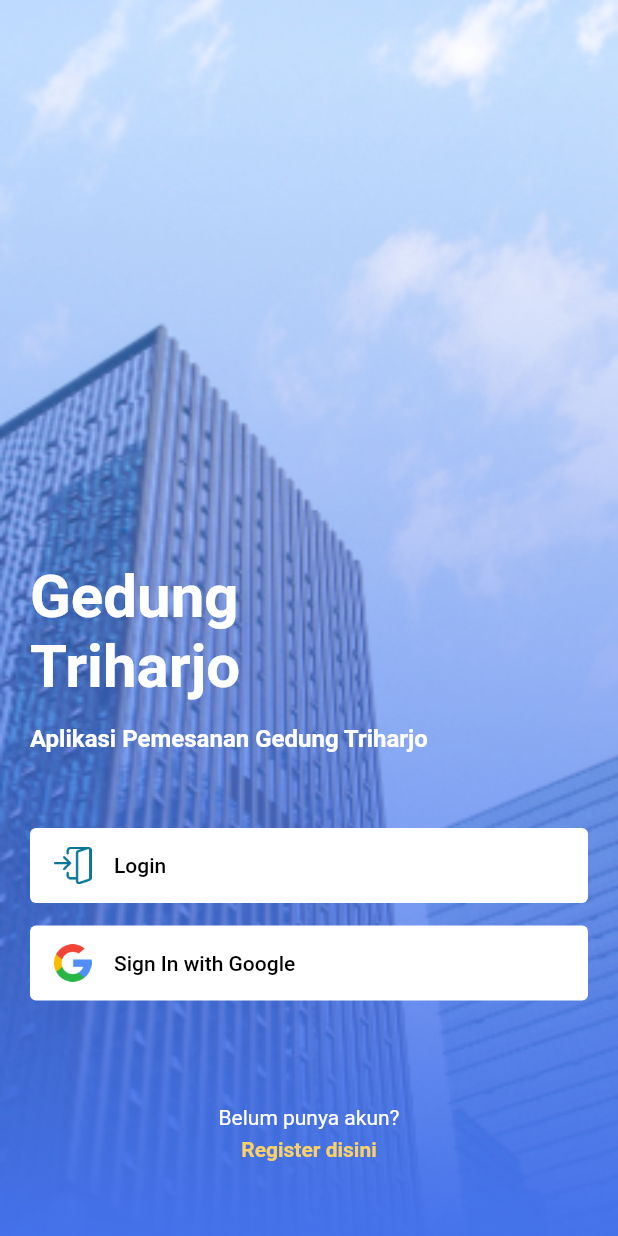
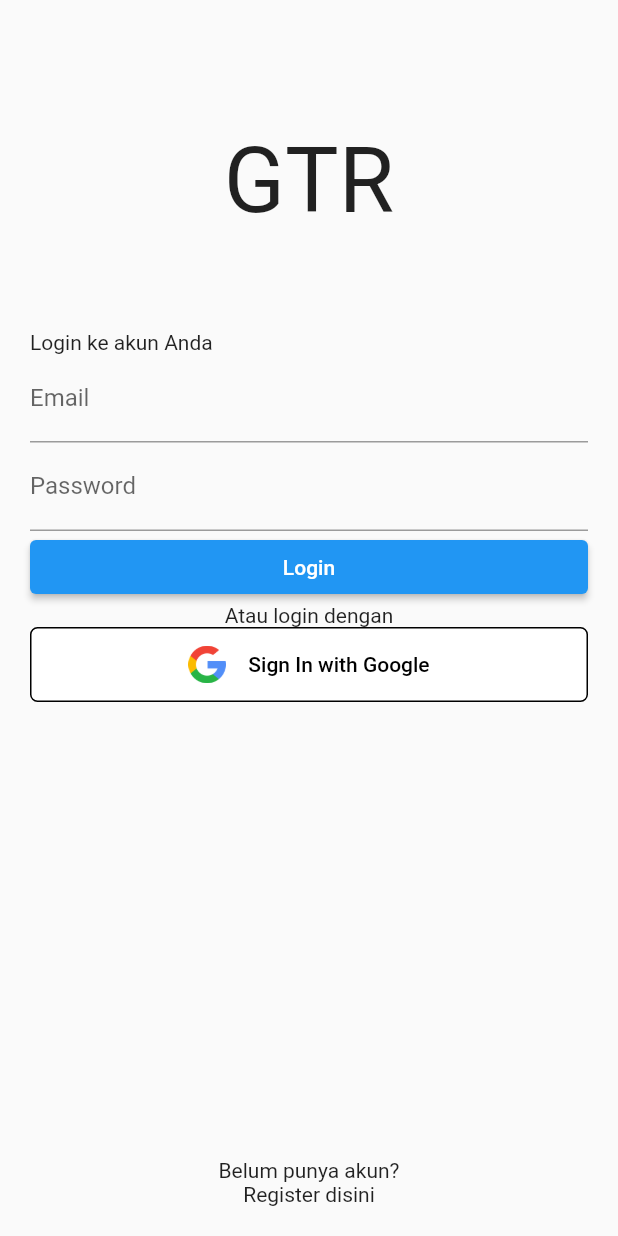
Before and after one commit to FarighMAkmalullah/gedung-triharjo, a Flutter app: the screen it shows after launch, after a tap on "Login", on a phone screen of 412 x 824 dp. Run offline on Flutter 3.47's test engine with Material 2 defaults, Android fonts, the phone set to English and light mode, and no system bars.

Commit message:
structure login

```diff
--- a/lib/main.dart
+++ b/lib/main.dart
@@ -1,5 +1,7 @@
 import 'package:flutter/material.dart';
+import 'package:penyewaan_gedung_triharjo/screen/login/login_screen.dart';
 import 'package:penyewaan_gedung_triharjo/screen/onboarding/onboarding_screen.dart';
+import 'package:penyewaan_gedung_triharjo/screen/register/register_screen.dart';
 import 'package:penyewaan_gedung_triharjo/screen/splash_screen/splash_screen.dart';
 
 void main() {
@@ -18,6 +20,8 @@ class GedungTriharjo extends StatelessWidget {
       routes: {
         '/': (context) => const SplashScreen(),
         '/onboarding': (context) => const OnBoardingScreen(),
+        '/login': (context) => const LoginScreen(),
+        '/register': (context) => const RegisterScreen(),
       },
     );
   }
--- /dev/null
+++ b/lib/screen/login/login_screen.dart
@@ -0,0 +1,109 @@
+import 'package:flutter/material.dart';
+
+class LoginScreen extends StatefulWidget {
+  const LoginScreen({super.key});
+
+  @override
+  State<LoginScreen> createState() => _LoginScreenState();
+}
+
+class _LoginScreenState extends State<LoginScreen> {
+  @override
+  Widget build(BuildContext context) {
+    return Scaffold(
+      body: Padding(
+        padding: const EdgeInsets.all(20.0),
+        child: Column(
+          mainAxisAlignment: MainAxisAlignment.spaceBetween,
+          children: [
+            Column(
+              children: [
+                SizedBox(
+                  width: MediaQuery.of(context).size.width,
+                  height: 200,
+                  child: const Center(
+                    child: Text(
+                      'GTR',
+                      style: TextStyle(
+                        fontSize: 60,
+                      ),
+                    ),
+                  ),
+                ),
+                Form(
+                  child: Column(
+                    crossAxisAlignment: CrossAxisAlignment.start,
+                    children: [
+                      const Text(
+                        'Login ke akun Anda',
+                      ),
+                      TextFormField(
+                        decoration: const InputDecoration(
+                          labelText: 'Email',
+                        ),
+                      ),
+                      TextFormField(
+                        decoration: const InputDecoration(
+                          labelText: 'Password',
+                        ),
+                      ),
+                      FractionallySizedBox(
+                        widthFactor: 1.0,
+                        child: ElevatedButton(
+                            onPressed: () {}, child: const Text('Login')),
+                      ),
+                    ],
+                  ),
+                ),
+                const Text(
+                  'Atau login dengan',
+                ),
+                SizedBox(
+                  height: 50,
+                  child: FractionallySizedBox(
+                    widthFactor: 1.0,
+                    child: ElevatedButton(
+                      style: ElevatedButton.styleFrom(
+                        backgroundColor: Colors.white,
+                        elevation: 0,
+                        shape: RoundedRectangleBorder(
+                          borderRadius: BorderRadius.circular(5),
+                          side: const BorderSide(
+                            color: Colors.black,
+                          ),
+                        ),
+                      ),
+                      onPressed: () {},
+                      child: Row(
+                        mainAxisAlignment: MainAxisAlignment.center,
+                        children: [
+                          Image.asset(
+                            'assets/icon/onboarding/google.png',
+                            height: 25,
+                          ),
+                          const SizedBox(
+                            width: 15,
+                          ),
+                          const Text(
+                            'Sign In with Google',
+                            style: TextStyle(color: Colors.black),
+                          )
+                        ],
+                      ),
+                    ),
+                  ),
+                ),
+              ],
+            ),
+            Column(
+              children: [
+                Text('Belum punya akun?'),
+                Text('Register disini'),
+              ],
+            )
+          ],
+        ),
+      ),
+    );
+  }
+}
--- a/lib/screen/onboarding/onboarding_screen.dart
+++ b/lib/screen/onboarding/onboarding_screen.dart
@@ -70,7 +70,7 @@ class _OnBoardingScreenState extends State<OnBoardingScreen> {
                 namaButton: 'Sign In with Google',
               ),
               const SizedBox(
-                height: 70,
+                height: 120,
               ),
               const Center(
                 child: Text(
@@ -83,12 +83,17 @@ class _OnBoardingScreenState extends State<OnBoardingScreen> {
               const SizedBox(
                 height: 5,
               ),
-              const Center(
-                child: Text(
-                  'Register disini',
-                  style: TextStyle(
-                    color: Color(0xFFF9D16B),
-                    fontWeight: FontWeight.bold,
+              InkWell(
+                onTap: () {
+                  Navigator.pushNamed(context, '/register');
+                },
+                child: const Center(
+                  child: Text(
+                    'Register disini',
+                    style: TextStyle(
+                      color: Color(0xFFF9D16B),
+                      fontWeight: FontWeight.bold,
+                    ),
                   ),
                 ),
               ),
--- a/lib/screen/onboarding/widget/button_card_widget.dart
+++ b/lib/screen/onboarding/widget/button_card_widget.dart
@@ -21,7 +21,11 @@ class ButtonCardWidget extends StatelessWidget {
             backgroundColor: Colors.white,
             elevation: 0,
           ),
-          onPressed: () {},
+          onPressed: () {
+            if (namaButton == 'Login') {
+              Navigator.pushNamed(context, '/login');
+            }
+          },
           child: Row(
             children: [
               Image.asset(
--- /dev/null
+++ b/lib/screen/register/register_screen.dart
@@ -0,0 +1,19 @@
+import 'package:flutter/material.dart';
+
+class RegisterScreen extends StatefulWidget {
+  const RegisterScreen({super.key});
+
+  @override
+  State<RegisterScreen> createState() => _RegisterScreenState();
+}
+
+class _RegisterScreenState extends State<RegisterScreen> {
+  @override
+  Widget build(BuildContext context) {
+    return const Scaffold(
+      body: Center(
+        child: Text('Register'),
+      ),
+    );
+  }
+}
```
